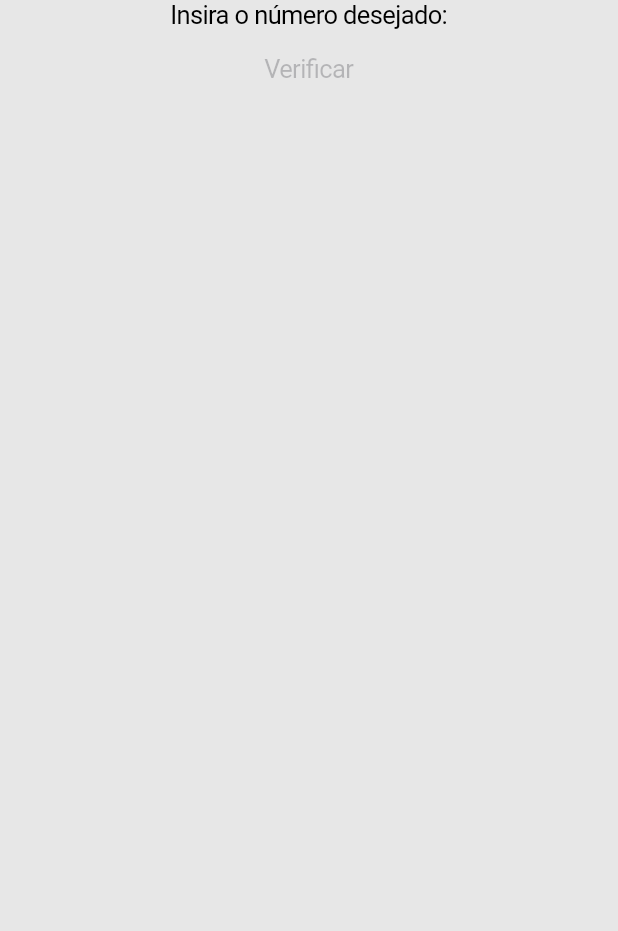
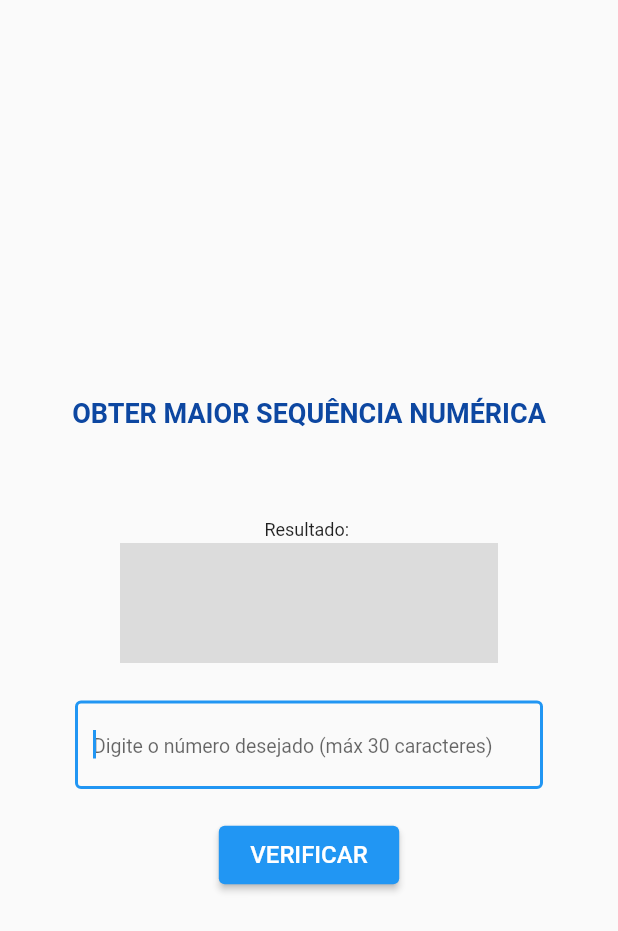
Before and after one commit to renatolealdev/max_seq_numerica, a Flutter app: the screen it shows after launch, on a phone screen of 412 x 824 dp. Shown: the top 931 px of the screen. Run offline on Flutter 3.47's test engine with Material 2 defaults, Android fonts, the phone set to English and light mode, and no system bars.

Commit message:
Updates do projeto!

```diff
--- a/lib/main.dart
+++ b/lib/main.dart
@@ -1,27 +1,130 @@
-import 'package:flutter/cupertino.dart';
+import 'dart:ui';
 import 'package:flutter/material.dart';
+import './verificarMaxSeqNum.dart';
+import 'package:flutter/services.dart';
 
 void main() {
-  runApp(
-    CupertinoApp(
-      home: Theme(
-        data: ThemeData.dark(),
-        child: Container(
-          child: Column(
-            children: [
-              Container(
-                child: Text("Insira o número desejado:"),
-              ),
-              Container(
-                child: CupertinoButton(
-                  child: Text("Verificar"),
-                  onPressed: null,
+  runApp(maxSeqNumerica());
+}
+
+class maxSeqNumerica extends StatefulWidget {
+  maxSeqNumerica({Key? key}) : super(key: key);
+
+  @override
+  _maxSeqNumericaState createState() => _maxSeqNumericaState();
+}
+
+class _maxSeqNumericaState extends State<maxSeqNumerica> {
+  String numeroInformado = "";
+  String result = "";
+  final _formKey = GlobalKey<FormState>();
+  @override
+  Widget build(BuildContext context) {
+    return MaterialApp(
+      home: Scaffold(
+        body: Column(
+          mainAxisAlignment: MainAxisAlignment.center,
+          children: [
+            Padding(
+              padding: const EdgeInsets.fromLTRB(30, 50, 30, 50),
+              child: Center(
+                child: Text(
+                  "Obter maior sequência numérica".toUpperCase(),
+                  textDirection: TextDirection.ltr,
+                  style: TextStyle(
+                    fontSize: 18,
+                    color: Colors.blue.shade900,
+                    fontWeight: FontWeight.bold,
+                  ),
+                  textAlign: TextAlign.center,
                 ),
               ),
-            ],
-          ),
+            ),
+            Padding(
+              padding: const EdgeInsets.fromLTRB(30, 10, 30, 1),
+              child: Center(
+                child: Text(
+                  "Resultado: ",
+                  style: TextStyle(fontSize: 12),
+                ),
+              ),
+            ),
+            Padding(
+              padding: const EdgeInsets.fromLTRB(80, 1, 80, 20),
+              child: Container(
+                height: 80,
+                width: 280,
+                color: Colors.black12,
+                child: Center(
+                  child: Text(
+                    result,
+                    textDirection: TextDirection.ltr,
+                    style: TextStyle(
+                      fontSize: 40,
+                      color: Colors.green.shade900,
+                      fontWeight: FontWeight.bold,
+                    ),
+                    textAlign: TextAlign.center,
+                  ),
+                ),
+              ),
+            ),
+            Padding(
+              padding: const EdgeInsets.fromLTRB(50, 5, 50, 5),
+              child: Container(
+                width: 350,
+                child: Center(
+                  child: Form(
+                    key: _formKey,
+                    child: TextFormField(
+                      validator: (value) {
+                        if (value!.isEmpty) return "O campo está vazio!";
+                        if (value.length < 2)
+                          return "Digite pelo menos 2 números";
+                        return null;
+                      },
+                      onChanged: (value) => numeroInformado = value,
+                      autofocus: true,
+                      decoration: InputDecoration(
+                        border: OutlineInputBorder(),
+                        hintText:
+                            "Digite o número desejado (máx 30 caracteres)",
+                        hintStyle: TextStyle(fontSize: 13),
+                      ),
+                      keyboardType: TextInputType.number,
+                      inputFormatters: <TextInputFormatter>[
+                        LengthLimitingTextInputFormatter(30),
+                        FilteringTextInputFormatter.digitsOnly,
+                      ],
+                    ),
+                  ),
+                ),
+              ),
+            ),
+            Padding(
+              padding: const EdgeInsets.all(15),
+              child: Center(
+                child: ElevatedButton(
+                  onPressed: () {
+                    if (_formKey.currentState!.validate()) {
+                      setState(() {
+                        return result = obterMaxSequencia(numeroInformado);
+                      });
+                    }
+                  },
+                  child: Padding(
+                    padding: const EdgeInsets.fromLTRB(5, 10, 5, 10),
+                    child: Text(
+                      "Verificar".toUpperCase(),
+                      style: TextStyle(fontSize: 16),
+                    ),
+                  ),
+                ),
+              ),
+            ),
+          ],
         ),
       ),
-    ),
-  );
+    );
+  }
 }
```
Also changed, not shown: lib/verificarMaxSeqNum.dart (added, +51 -0 lines), 1 other file.
